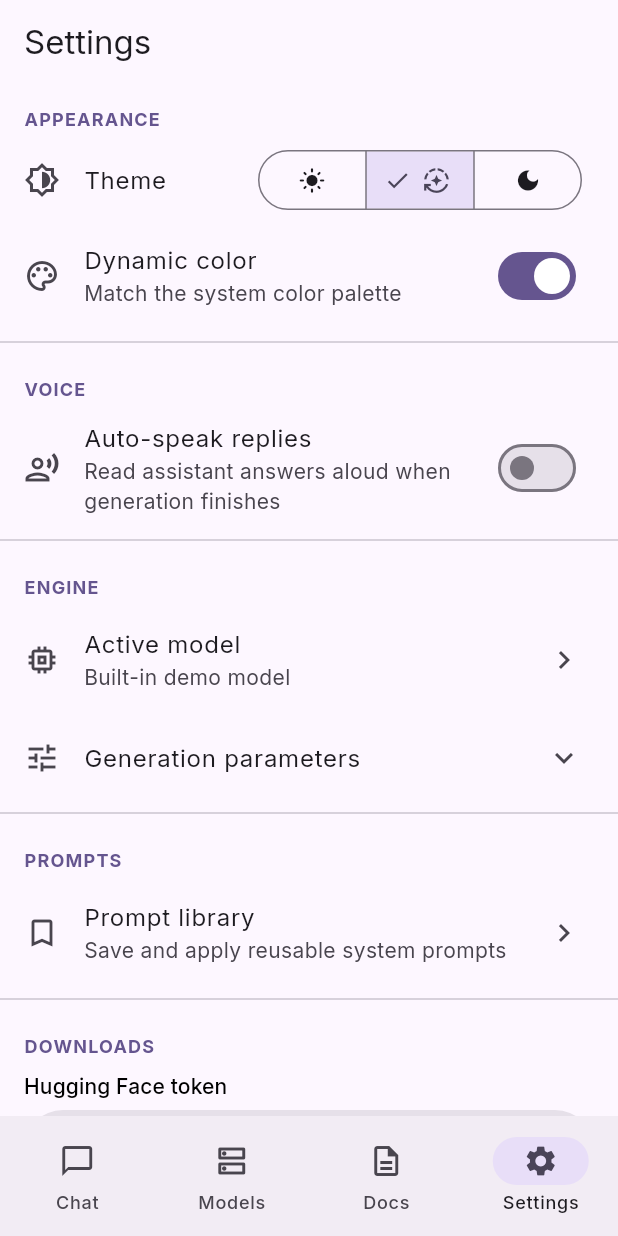
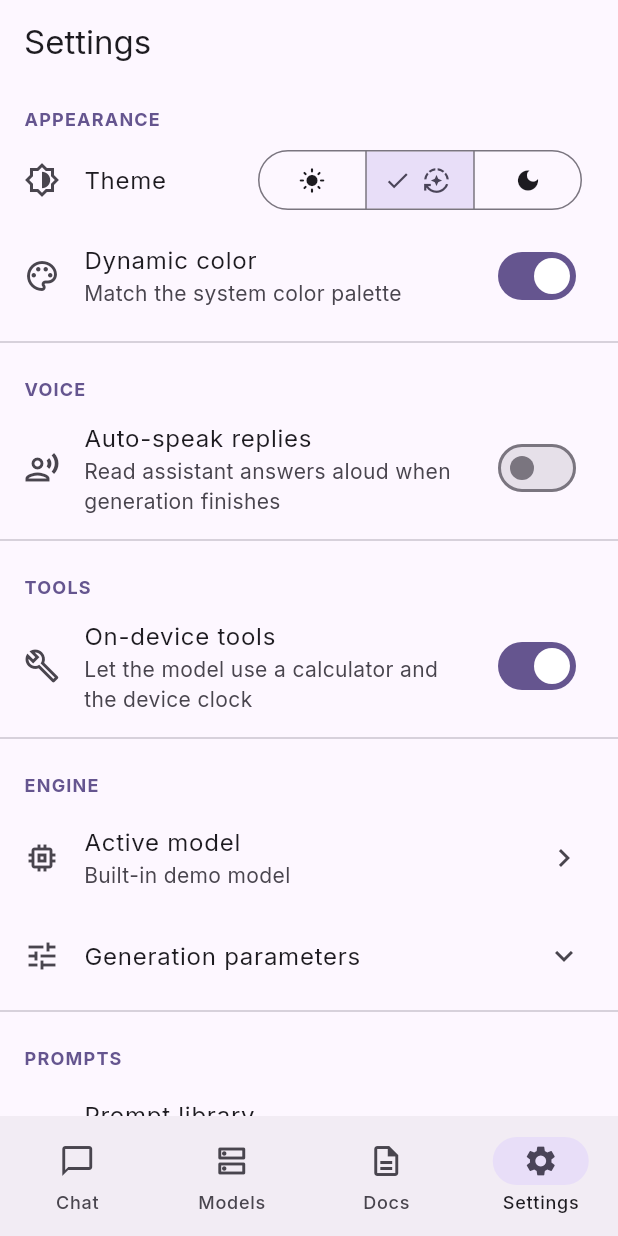
Before and after one commit to Ayushd70/manthan, a Flutter app: the SettingsPage screen opened by its route, on a phone screen of 412 x 824 dp. Run offline on Flutter 3.47's test engine with Material 3 defaults, Android fonts, the phone set to English and light mode, and no system bars; drawn by our look-alikes of dynamic_color; our stand-ins replace dio, equatable, file_picker, flutter_animate, flutter_riverpod, flutter_tts and 6 more; missing offline and left inert: flutter_gemma, gpt_markdown, llama_cpp_dart, syncfusion_flutter_pdf; accounts and stored records are empty; generated files the repository leaves out were written again.

Commit message:
Add settings toggle for on-device tool calling.
Persist toolsEnabled (default on) so users can disable calculator and clock utilities.

```diff
--- a/lib/features/settings/presentation/settings_page.dart
+++ b/lib/features/settings/presentation/settings_page.dart
@@ -63,6 +63,17 @@ class SettingsPage extends ConsumerWidget {
             ),
             value: settings.autoSpeakReplies,
             onChanged: (v) => controller.setAutoSpeakReplies(enabled: v),
+          ),
+          const Divider(),
+          const _SectionHeader('Tools'),
+          SwitchListTile(
+            secondary: const Icon(Icons.build_outlined),
+            title: const Text('On-device tools'),
+            subtitle: const Text(
+              'Let the model use a calculator and the device clock',
+            ),
+            value: settings.toolsEnabled,
+            onChanged: (v) => controller.setToolsEnabled(enabled: v),
           ),
           const Divider(),
           const _SectionHeader('Engine'),
```
Also changed, not shown: lib/features/settings/application/settings_controller.dart (+8 -0 lines), lib/features/settings/domain/app_settings.dart (+7 -0 lines).
